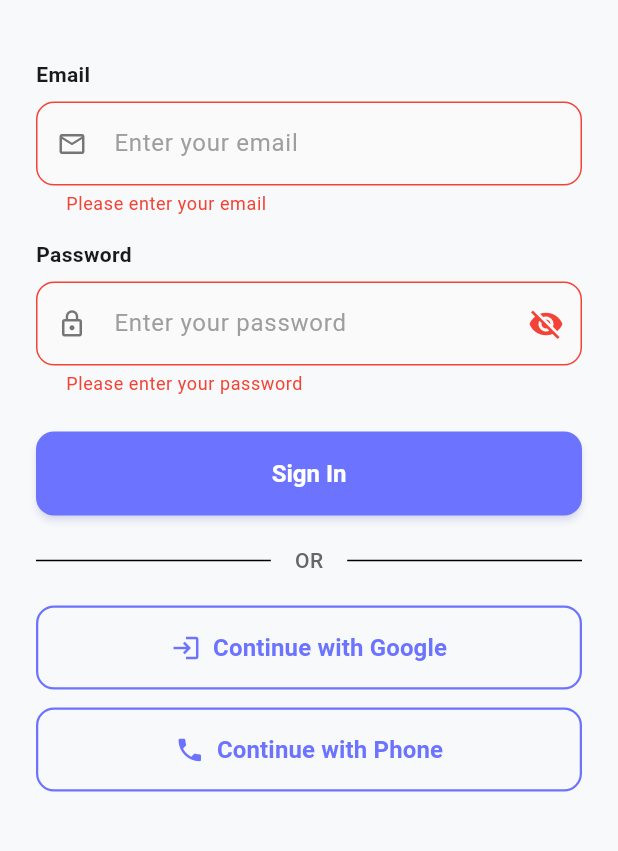
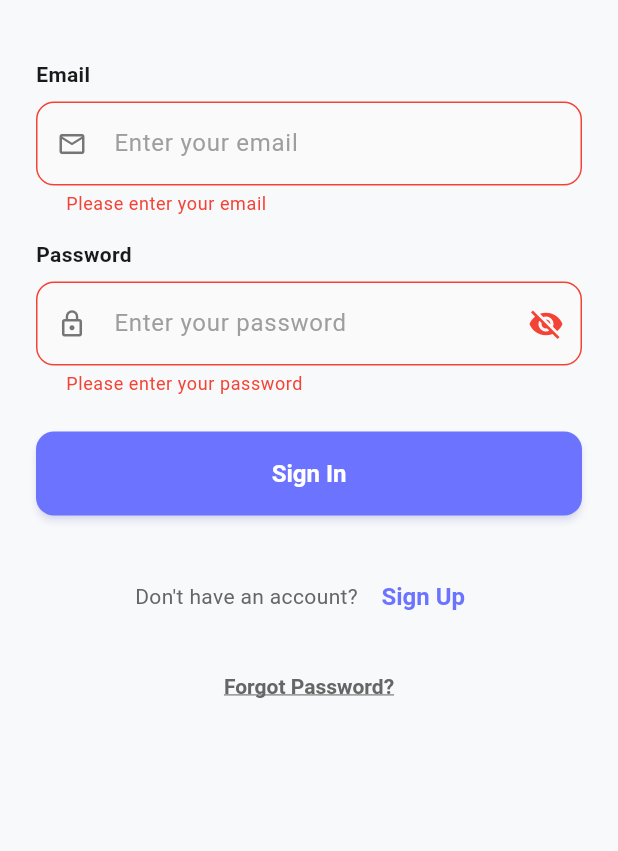
Before and after one commit to Shoaib-12030/friendcircle, a Flutter app: the screen it shows after launch, after a tap on "Sign In", on a phone screen of 412 x 824 dp, the part 383-1234 px from its top. Run offline on Flutter 3.47's test engine with Material 3 defaults, Android fonts, the light colour scheme and no system bars; our stand-ins replace cloud_firestore, firebase_auth, firebase_core, get, socket_io_client; accounts and stored records are empty; Roboto replaces fonts that are missing (Poppins).

Commit message:
Remove Google Sign-In and Phone authentication
- Remove Google Sign-In UI buttons and methods from login screen
- Remove signInWithGoogle() and signInWithPhoneNumber() methods from AuthProvider
- Remove Google Sign-In initialization and cleanup code
- Remove phone authentication route and screen
- Remove google_sign_in dependency from pubspec.yaml
- Delete phone_auth_screen.dart file
- Streamline authentication to email/password only
- Clean up imports and unused code
- Update dependencies with flutter pub get

```diff
--- a/lib/core/routes.dart
+++ b/lib/core/routes.dart
@@ -3,7 +3,7 @@ import '../screens/auth/login_screen.dart';
 import '../screens/register_screen.dart';
 import '../screens/email_verification_screen.dart';
 import '../screens/auth/forgot_password_screen.dart';
-import '../screens/auth/phone_auth_screen.dart';
+
 import '../screens/home/main_screen.dart';
 import '../screens/profile/profile_screen.dart';
 import '../screens/friends/friends_screen.dart';
@@ -18,7 +18,7 @@ class AppRoutes {
   static const String register = '/register';
   static const String emailVerification = '/email-verification';
   static const String forgotPassword = '/forgot-password';
-  static const String phoneAuth = '/phone-auth';
+
   static const String main = '/main';
   static const String profile = '/profile';
   static const String editProfile = '/edit-profile';
@@ -44,7 +44,6 @@ class AppRoutes {
     GetPage(
         name: emailVerification, page: () => const EmailVerificationScreen()),
     GetPage(name: forgotPassword, page: () => const ForgotPasswordScreen()),
-    GetPage(name: phoneAuth, page: () => const PhoneAuthScreen()),
     GetPage(name: main, page: () => const MainScreen()),
     GetPage(name: profile, page: () => const ProfileScreen()),
     GetPage(name: editProfile, page: () => const EditProfileScreen()),
--- a/lib/screens/auth/login_screen.dart
+++ b/lib/screens/auth/login_screen.dart
@@ -42,23 +42,6 @@ class _LoginScreenState extends State<LoginScreen> {
       Get.snackbar(
         'Login Failed',
         authProvider.errorMessage ?? 'An error occurred',
-        snackPosition: SnackPosition.BOTTOM,
-        backgroundColor: Colors.red,
-        colorText: Colors.white,
-      );
-    }
-  }
-
-  Future<void> _signInWithGoogle() async {
-    final authProvider = Provider.of<AuthProvider>(context, listen: false);
-    final success = await authProvider.signInWithGoogle();
-
-    if (success) {
-      Get.offAllNamed(AppRoutes.main);
-    } else {
-      Get.snackbar(
-        'Login Failed',
-        authProvider.errorMessage ?? 'Failed to sign in with Google',
         snackPosition: SnackPosition.BOTTOM,
         backgroundColor: Colors.red,
         colorText: Colors.white,
@@ -153,7 +136,9 @@ class _LoginScreenState extends State<LoginScreen> {
                       });
                     },
                     icon: Icon(
-                      _obscurePassword ? Icons.visibility_off : Icons.visibility,
+                      _obscurePassword
+                          ? Icons.visibility_off
+                          : Icons.visibility,
                     ),
                   ),
                   validator: (value) {
@@ -174,50 +159,11 @@ class _LoginScreenState extends State<LoginScreen> {
                   builder: (context, authProvider, _) {
                     return CustomButton(
                       text: 'Sign In',
-                      onPressed: authProvider.isLoading ? null : _signInWithEmail,
+                      onPressed:
+                          authProvider.isLoading ? null : _signInWithEmail,
                       isLoading: authProvider.isLoading,
                     );
                   },
-                ),
-
-                const SizedBox(height: 20),
-
-                // Divider
-                const Row(
-                  children: [
-                    Expanded(child: Divider()),
-                    Padding(
-                      padding: EdgeInsets.symmetric(horizontal: 16),
-                      child: Text(
-                        'OR',
-                        style: TextStyle(
-                          color: Color(0xFF666666),
-                          fontWeight: FontWeight.w500,
-                        ),
-                      ),
-                    ),
-                    Expanded(child: Divider()),
-                  ],
-                ),
-
-                const SizedBox(height: 20),
-
-                // Google Sign In
-                CustomButton(
-                  text: 'Continue with Google',
-                  onPressed: _signInWithGoogle,
-                  isOutlined: true,
-                  icon: Icons.login,
-                ),
-
-                const SizedBox(height: 12),
-
-                // Phone Sign In
-                CustomButton(
-                  text: 'Continue with Phone',
-                  onPressed: () => Get.toNamed(AppRoutes.phoneAuth),
-                  isOutlined: true,
-                  icon: Icons.phone,
                 ),
 
                 const SizedBox(height: 30),
--- a/pubspec.yaml
+++ b/pubspec.yaml
@@ -49,7 +49,6 @@ dependencies:
   firebase_auth: ^5.3.1
   cloud_firestore: ^5.4.3
   firebase_messaging: ^15.1.3
-  google_sign_in: ^6.2.1
 
 dev_dependencies:
   flutter_test:
```
Also changed, not shown: lib/providers/auth_provider.dart (+2 -112 lines), lib/screens/auth/forgot_password_screen.dart (+17 -9 lines), lib/screens/auth/phone_auth_screen.dart (deleted, +0 -35 lines), pubspec.lock.
